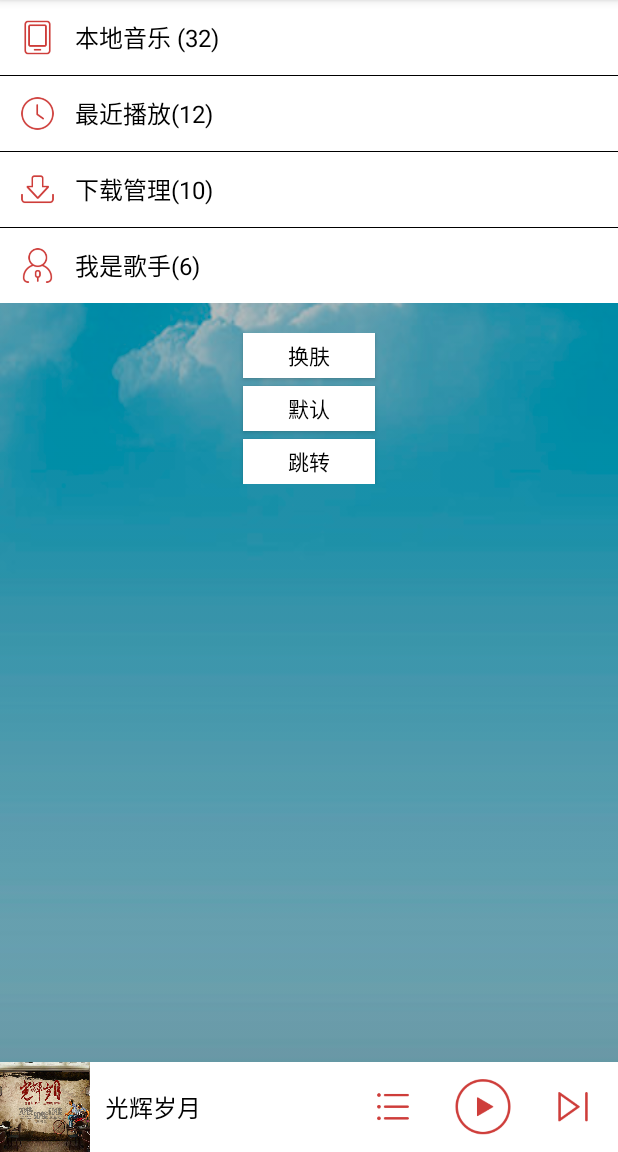
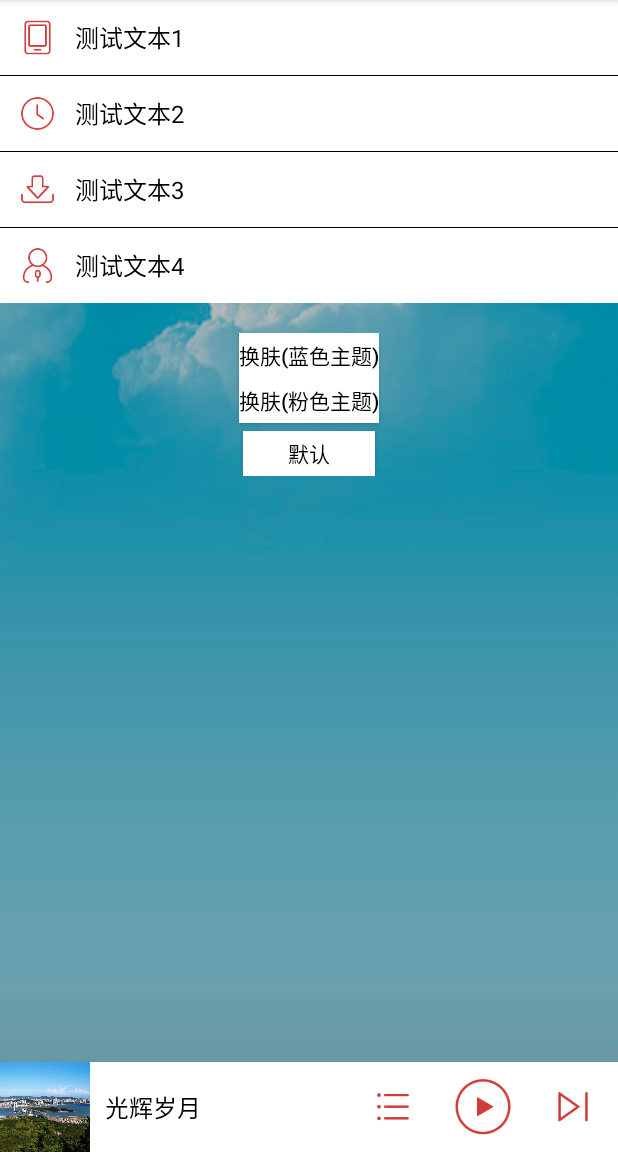
Before and after one commit to lyx19970504/Dynamic-Skin-Change, an Android app: the screen it shows after launch (MainActivity), on a phone screen of 412 x 824 dp, the part 84-1236 px from its top. Run offline under Robolectric (Android 15) with nearby library versions, the phone set to English and light mode, and no system bars.

Commit message:
主换肤Demo

```diff
--- a/app/src/main/java/com/example/dynamicskindemo/MainActivity.java
+++ b/app/src/main/java/com/example/dynamicskindemo/MainActivity.java
@@ -13,7 +13,8 @@ import java.io.File;
 
 public class MainActivity extends SkinActivity {
 
-    private String skinPath;
+    private String blueSkinPath;
+    private String pineSkinPath;
 
     @Override
     protected void onCreate(Bundle savedInstanceState) {
@@ -25,13 +26,20 @@ public class MainActivity extends SkinActivity {
             requestPermissions(new String[]{Manifest.permission.WRITE_EXTERNAL_STORAGE}, 0);
         }
 
-        skinPath = Environment.getExternalStorageDirectory() + File.separator + "myskin.skin";
+        blueSkinPath = Environment.getExternalStorageDirectory() + File.separator + "blue.skin";
+        pineSkinPath = Environment.getExternalStorageDirectory() + File.separator + "pink.skin";
     }
 
     //从资源文件中加载皮肤包
-    public void changeSkinFromResource(View view) {
-        if (!TextUtils.isEmpty(skinPath)) {
-            skinChange(skinPath, R.color.skin_item_color);
+    public void changeSkinToBlue(View view) {
+        if (!TextUtils.isEmpty(blueSkinPath)) {
+            skinChange(blueSkinPath, R.color.skin_item_color);
+        }
+    }
+
+    public void changeSkinToPink(View view){
+        if (!TextUtils.isEmpty(pineSkinPath)) {
+            skinChange(pineSkinPath, R.color.skin_item_color);
         }
     }
 
--- a/app/src/main/res/layout/activity_main.xml
+++ b/app/src/main/res/layout/activity_main.xml
@@ -2,7 +2,7 @@
 <RelativeLayout xmlns:android="http://schemas.android.com/apk/res/android"
     android:layout_width="match_parent"
     android:layout_height="match_parent"
-    android:background="@drawable/netease_bg"
+    android:background="@drawable/bg_img"
     android:orientation="vertical">
 
     <LinearLayout
@@ -21,14 +21,14 @@
                 android:id="@+id/iv_1"
                 android:layout_width="50dp"
                 android:layout_height="50dp"
-                android:src="@drawable/music_icn_local" />
+                android:src="@drawable/icon3" />
 
             <TextView
                 android:layout_width="wrap_content"
                 android:layout_height="wrap_content"
                 android:layout_centerVertical="true"
                 android:layout_toRightOf="@id/iv_1"
-                android:text="本地音乐 (32)"
+                android:text="测试文本1"
                 android:textColor="@color/skin_textColor"
                 android:textSize="16sp" />
         </RelativeLayout>
@@ -48,14 +48,14 @@
                 android:id="@+id/iv_2"
                 android:layout_width="50dp"
                 android:layout_height="50dp"
-                android:src="@drawable/music_icn_recent" />
+                android:src="@drawable/icon4" />
 
             <TextView
                 android:layout_width="wrap_content"
                 android:layout_height="wrap_content"
                 android:layout_centerVertical="true"
                 android:layout_toRightOf="@id/iv_2"
-                android:text="最近播放(12)"
+                android:text="测试文本2"
                 android:textColor="@color/skin_textColor"
                 android:textSize="16sp" />
         </RelativeLayout>
@@ -75,14 +75,14 @@
                 android:id="@+id/iv_3"
                 android:layout_width="50dp"
                 android:layout_height="50dp"
-                android:src="@drawable/music_icn_dld" />
+                android:src="@drawable/icon2" />
 
             <TextView
                 android:layout_width="wrap_content"
                 android:layout_height="wrap_content"
                 android:layout_centerVertical="true"
                 android:layout_toRightOf="@id/iv_3"
-                android:text="下载管理(10)"
+                android:text="测试文本3"
                 android:textColor="@color/skin_textColor"
                 android:textSize="16sp" />
         </RelativeLayout>
@@ -102,14 +102,14 @@
                 android:id="@+id/iv_4"
                 android:layout_width="50dp"
                 android:layout_height="50dp"
-                android:src="@drawable/music_icn_artist" />
+                android:src="@drawable/icon1" />
 
             <TextView
                 android:layout_width="wrap_content"
                 android:layout_height="wrap_content"
                 android:layout_centerVertical="true"
                 android:layout_toRightOf="@id/iv_4"
-                android:text="我是歌手(6)"
+                android:text="测试文本4"
                 android:textColor="@color/skin_textColor"
                 android:textSize="16sp" />
         </RelativeLayout>
@@ -127,8 +127,16 @@
             android:layout_width="wrap_content"
             android:layout_height="30dp"
             android:background="@color/skin_item_color"
-            android:onClick="changeSkinFromResource"
-            android:text="换肤"
+            android:onClick="changeSkinToBlue"
+            android:text="换肤(蓝色主题)"
+            android:textColor="@color/skin_textColor" />
+
+        <Button
+            android:layout_width="wrap_content"
+            android:layout_height="30dp"
+            android:background="@color/skin_item_color"
+            android:onClick="changeSkinToPink"
+            android:text="换肤(粉色主题)"
             android:textColor="@color/skin_textColor" />
 
         <Button
@@ -138,14 +146,6 @@
             android:background="@color/skin_item_color"
             android:onClick="changeSkinToDefault"
             android:text="默认"
-            android:textColor="@color/skin_textColor" />
-
-        <Button
-            android:layout_width="wrap_content"
-            android:layout_height="30dp"
-            android:layout_marginTop="5dp"
-            android:background="@color/skin_item_color"
-            android:text="跳转"
             android:textColor="@color/skin_textColor" />
 
     </LinearLayout>
@@ -160,7 +160,7 @@
             android:id="@+id/iv"
             android:layout_width="60dp"
             android:layout_height="wrap_content"
-            android:src="@drawable/ghsy" />
+            android:src="@drawable/image" />
 
         <TextView
             android:layout_width="wrap_content"
@@ -176,20 +176,20 @@
             android:layout_width="60dp"
             android:layout_height="wrap_content"
             android:layout_toLeftOf="@id/iv_play1"
-            android:src="@drawable/playbar_btn_playlist" />
+            android:src="@drawable/icon7" />
 
         <ImageView
             android:id="@+id/iv_play1"
             android:layout_width="60dp"
             android:layout_height="wrap_content"
             android:layout_toLeftOf="@id/iv_play2"
-            android:src="@drawable/playbar_btn_play" />
+            android:src="@drawable/icon6" />
 
         <ImageView
             android:id="@+id/iv_play2"
             android:layout_width="60dp"
             android:layout_height="wrap_content"
             android:layout_alignParentRight="true"
-            android:src="@drawable/playbar_btn_next" />
+            android:src="@drawable/icon5" />
     </RelativeLayout>
 </RelativeLayout>
--- a/skinlibrary/src/main/java/com/example/core/CustomLayoutInflater.java
+++ b/skinlibrary/src/main/java/com/example/core/CustomLayoutInflater.java
@@ -7,6 +7,7 @@ import android.view.View;
 import androidx.appcompat.app.AppCompatViewInflater;
 
 import com.example.view.SkinButton;
+import com.example.view.SkinImageView;
 import com.example.view.SkinLinearLayout;
 import com.example.view.SkinRelativeLayout;
 import com.example.view.SkinTextView;
@@ -38,6 +39,9 @@ public class CustomLayoutInflater extends AppCompatViewInflater {
             case "RelativeLayout":
                 view = new SkinRelativeLayout(mContext, activityAttrs);
                 break;
+            case "ImageView":
+                view = new SkinImageView(mContext, activityAttrs);
+                break;
         }
         return view;
     }
--- a/skinlibrary/src/main/java/com/example/view/SkinImageView.java
+++ b/skinlibrary/src/main/java/com/example/view/SkinImageView.java
@@ -4,6 +4,7 @@ import android.annotation.SuppressLint;
 import android.content.Context;
 import android.graphics.drawable.Drawable;
 import android.util.AttributeSet;
+import android.util.Log;
 import android.util.SparseIntArray;
 import android.widget.ImageView;
 
@@ -36,7 +37,7 @@ public class SkinImageView extends ImageView implements ViewMatch {
 
     @Override
     public void skinChange() {
-        int srcKey = resourceNames[R.styleable.SkinImageView_src];
+        int srcKey = resourceNames[R.styleable.SkinImageView_android_src];
         int srcId = mSparseIntArray.get(srcKey);
         if (srcId > 0) {
             if (SkinManager.getInstance().isDefaultSkin()) {
--- a/skinlibrary/src/main/res/values/attrs.xml
+++ b/skinlibrary/src/main/res/values/attrs.xml
@@ -17,6 +17,6 @@
         <attr name="android:background"/>
     </declare-styleable>
     <declare-styleable name="SkinImageView">
-        <attr name="src"/>
+        <attr name="android:src"/>
     </declare-styleable>
 </resources>
```
Also changed, not shown: app/src/main/res/drawable/ic_launcher_foreground.xml (added, +34 -0 lines), app/src/main/res/drawable/bg_img.png (renamed from app/src/main/res/drawable/netease_bg.png), app/src/main/res/drawable/ghsy.png (deleted), app/src/main/res/drawable/icon1.png (renamed from app/src/main/res/drawable/music_icn_artist.png), app/src/main/res/drawable/icon2.png (renamed from app/src/main/res/drawable/music_icn_dld.png), app/src/main/res/drawable/icon3.png (renamed from app/src/main/res/drawable/music_icn_local.png), app/src/main/res/drawable/icon4.png (renamed from app/src/main/res/drawable/music_icn_recent.png), app/src/main/res/drawable/icon5.png (renamed from app/src/main/res/drawable/playbar_btn_next.png), app/src/main/res/drawable/icon6.png (renamed from app/src/main/res/drawable/playbar_btn_play.png), app/src/main/res/drawable/icon7.png (renamed from app/src/main/res/drawable/playbar_btn_playlist.png), app/src/main/res/drawable/image.png (added).
